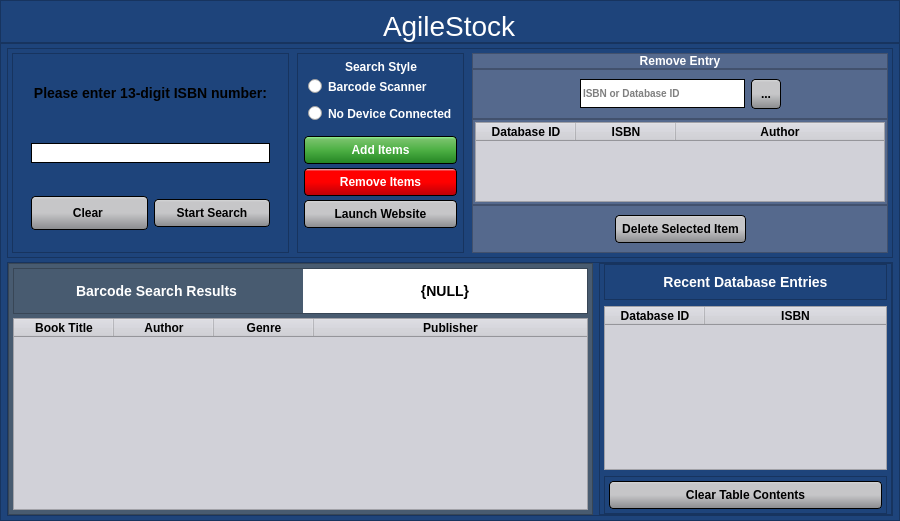
This is design_files/simplified_inventory_interface_manual_search_added.ui in stmark707/Capstone_Project as Qt 5 draws it before an edit. The edited form follows.
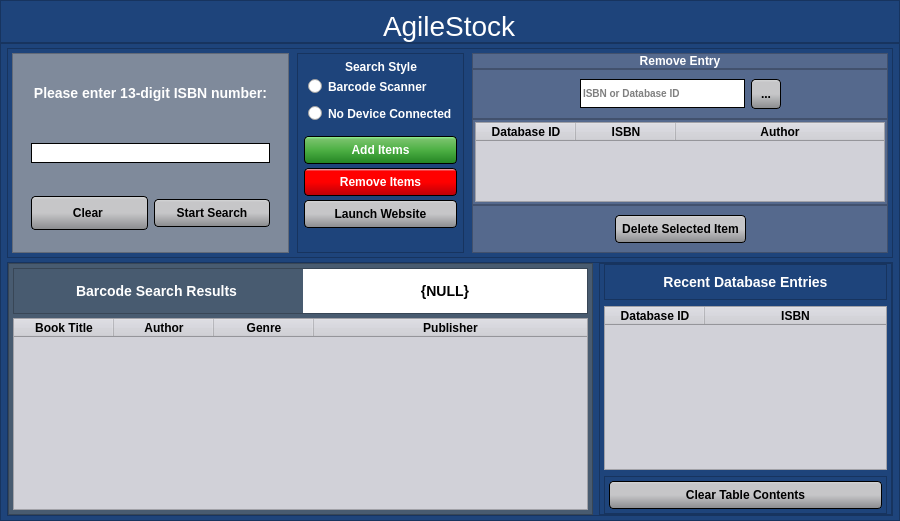
This is the edited form. The open tabs and pages were chosen to show the change. Icons and pictures are not drawn.

Commit message: added color to manual search

Patch:
```diff
--- a/design_files/simplified_inventory_interface_manual_search_added.ui
+++ b/design_files/simplified_inventory_interface_manual_search_added.ui
@@ -514,7 +514,7 @@
               <item>
                <widget class="QFrame" name="main_background_frame">
                 <property name="styleSheet">
-                 <string notr="true">background-color: rgba(250, 251,252, .85);</string>
+                 <string notr="true">background-color: #7f8a9b;</string>
                 </property>
                 <property name="frameShape">
                  <enum>QFrame::StyledPanel</enum>
@@ -557,7 +557,7 @@
                     <item>
                      <widget class="QLabel" name="barcode_search_title_label">
                       <property name="styleSheet">
-                       <string notr="true">color: black;
+                       <string notr="true">color: white;
 font-family: &quot;SourceSansPro-Bold&quot;;
 font-weight: 600;
 background-color: none;
```
Left out of the diff: 2 changed lines with no effect on the pictures.
